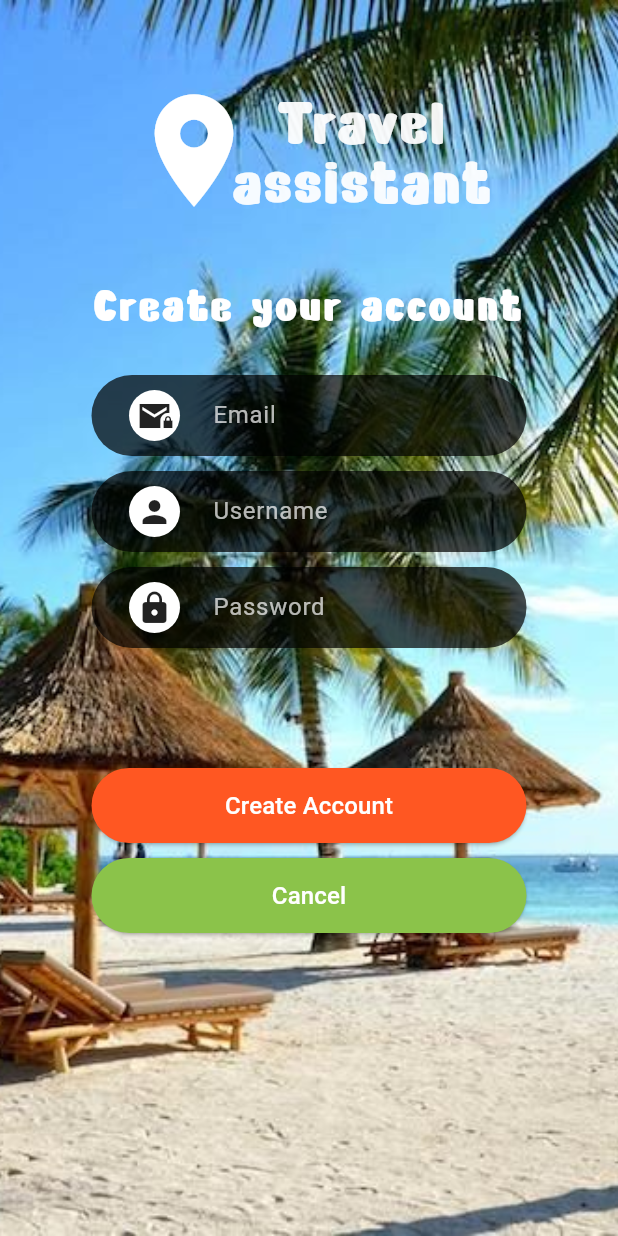
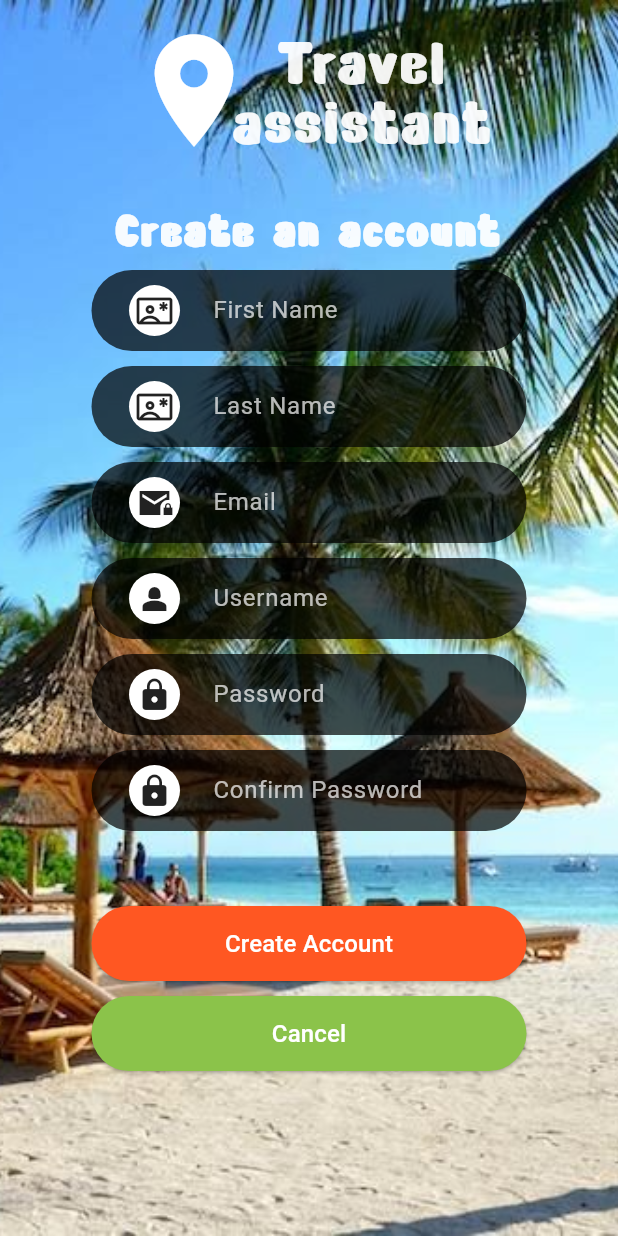
Before and after one commit to AL-Dos/midterm_project_login, a Flutter app: the screen it shows after launch, after a tap on "SIGN UP", on a phone screen of 412 x 824 dp. Run offline on Flutter 3.47's test engine with Material 3 defaults, Android fonts, the phone set to English and light mode, and no system bars; our stand-ins replace font_awesome_flutter, get.

Commit message:
Finished remaining task

```diff
--- a/lib/main.dart
+++ b/lib/main.dart
@@ -1,6 +1,7 @@
 import 'package:flutter/material.dart';
 import 'package:font_awesome_flutter/font_awesome_flutter.dart';
 import 'package:midterm_project_login/signup.dart';
+import 'package:get/get.dart';
 
 void main() {
   runApp(const MainApp());
@@ -11,10 +12,7 @@ class MainApp extends StatelessWidget {
 
   @override
   Widget build(BuildContext context) {
-    return MaterialApp(
-      routes: {
-        '/signup': (context) => const Signup(),
-      },
+    return GetMaterialApp(
       debugShowCheckedModeBanner: false,
       home: Scaffold(
         resizeToAvoidBottomInset: true,
@@ -151,9 +149,7 @@ class MainApp extends StatelessWidget {
                                 borderRadius: BorderRadius.circular(30),
                               ),
                               minimumSize: const Size(290, 50)),
-                          onPressed: () {
-                            // Handle sign-in
-                          },
+                          onPressed: () {},
                           child: const Text(
                             'SIGN IN',
                             style: TextStyle(fontSize: 16, color: Colors.white),
@@ -343,7 +339,9 @@ class MainApp extends StatelessWidget {
                               ),
                               minimumSize: const Size(290, 50)),
                           onPressed: () {
-                            Navigator.pushNamed(context, '/signup');
+                            Get.to(() => const Signup(),
+                                transition: Transition.native,
+                                duration: const Duration(seconds: 3));
                           },
                           child: const Text(
                             'SIGN UP',
--- a/lib/signup.dart
+++ b/lib/signup.dart
@@ -1,15 +1,12 @@
 import 'package:flutter/material.dart';
-import 'package:midterm_project_login/main.dart';
+import 'package:get/get.dart';
 
 class Signup extends StatelessWidget {
   const Signup({super.key});
 
   @override
   Widget build(BuildContext context) {
-    return MaterialApp(
-      routes: {'/home': (context) => const MainApp()},
-      debugShowCheckedModeBanner: false,
-      home: Scaffold(
+    return Scaffold(
       resizeToAvoidBottomInset: true,
       body: Stack(
         fit: StackFit.expand,
@@ -30,7 +27,7 @@ class Signup extends StatelessWidget {
                   child: Column(
                     mainAxisSize: MainAxisSize.min,
                     children: [
-                          const SizedBox(height: 60),
+                      const SizedBox(height: 20),
                       Row(
                         mainAxisSize: MainAxisSize.min,
                         mainAxisAlignment: MainAxisAlignment.center,
@@ -52,8 +49,7 @@ class Signup extends StatelessWidget {
                                 Text(
                                   "Travel",
                                   style: TextStyle(
-                                        color:
-                                            Color.fromARGB(240, 255, 255, 255),
+                                    color: Color.fromARGB(240, 255, 255, 255),
                                     fontSize: 40,
                                     fontWeight: FontWeight.w500,
                                     height: 1,
@@ -65,8 +61,7 @@ class Signup extends StatelessWidget {
                                 Text(
                                   "assistant",
                                   style: TextStyle(
-                                        color:
-                                            Color.fromARGB(240, 255, 255, 255),
+                                    color: Color.fromARGB(240, 255, 255, 255),
                                     fontSize: 40,
                                     fontWeight: FontWeight.w500,
                                     height: 1,
@@ -80,118 +75,47 @@ class Signup extends StatelessWidget {
                           ),
                         ],
                       ),
-                          const SizedBox(height: 40),
+                      const SizedBox(height: 30),
                       const Text(
-                            "Create your account",
+                        "Create an account",
                         textAlign: TextAlign.center,
                         style: TextStyle(
-                                color: Colors.white,
+                          color: Color.fromARGB(240, 255, 255, 255),
                           fontSize: 30,
-                                fontWeight: FontWeight.w500,
+                          fontWeight: FontWeight.bold,
                           height: 1,
                           fontFamily: 'Akika',
-                                letterSpacing: 2),
-                          ),
-                          const SizedBox(height: 30),
-                          Container(
-                            width: 290,
-                            decoration: BoxDecoration(
-                              color: Colors.black87.withOpacity(0.7),
-                              borderRadius: BorderRadius.circular(30),
-                            ),
-                            padding: const EdgeInsets.symmetric(horizontal: 10),
-                            child: const TextField(
-                              style: TextStyle(
-                                  color: Color.fromARGB(255, 255, 255, 255)),
-                              decoration: InputDecoration(
-                                prefixIcon: Padding(
-                                  padding: EdgeInsets.only(left: 15, right: 18),
-                                  child: CircleAvatar(
-                                    radius: 17,
-                                    backgroundColor: Colors.white,
-                                    child: Icon(Icons.mail_lock_sharp,
-                                        color: Colors.black87),
-                                  ),
-                                ),
-                                hintText: 'Email',
-                                hintStyle: TextStyle(color: Colors.white70),
-                                border: InputBorder.none,
-                                contentPadding:
-                                    EdgeInsets.symmetric(vertical: 15),
-                              ),
+                          letterSpacing: 2,
                         ),
                       ),
                       const SizedBox(height: 10),
-                          Container(
-                            width: 290,
-                            decoration: BoxDecoration(
-                              color: Colors.black87.withOpacity(0.7),
-                              borderRadius: BorderRadius.circular(30),
-                            ),
-                            padding: const EdgeInsets.symmetric(horizontal: 10),
-                            child: const TextField(
-                              style: TextStyle(
-                                  color: Color.fromARGB(255, 255, 255, 255)),
-                              decoration: InputDecoration(
-                                prefixIcon: Padding(
-                                  padding: EdgeInsets.only(left: 15, right: 18),
-                                  child: CircleAvatar(
-                                    radius: 17,
-                                    backgroundColor: Colors.white,
-                                    child: Icon(Icons.person,
-                                        color: Colors.black87),
-                                  ),
-                                ),
-                                hintText: 'Username',
-                                hintStyle: TextStyle(color: Colors.white70),
-                                border: InputBorder.none,
-                                contentPadding:
-                                    EdgeInsets.symmetric(vertical: 15),
-                              ),
-                            ),
-                          ),
+                      _buildTextField(
+                          Icons.contact_emergency_outlined, 'First Name'),
                       const SizedBox(height: 10),
-                          Container(
-                            width: 290,
-                            decoration: BoxDecoration(
-                              color: Colors.black87.withOpacity(0.7),
-                              borderRadius: BorderRadius.circular(30),
-                            ),
-                            padding: const EdgeInsets.symmetric(horizontal: 10),
-                            child: const TextField(
-                              style: TextStyle(color: Colors.white),
-                              obscureText: true,
-                              decoration: InputDecoration(
-                                prefixIcon: Padding(
-                                  padding: EdgeInsets.only(left: 15, right: 18),
-                                  child: CircleAvatar(
-                                    radius: 17,
-                                    backgroundColor: Colors.white,
-                                    child:
-                                        Icon(Icons.lock, color: Colors.black87),
-                                  ),
-                                ),
-                                hintText: 'Password',
-                                hintStyle: TextStyle(color: Colors.white70),
-                                border: InputBorder.none,
-                                contentPadding:
-                                    EdgeInsets.symmetric(vertical: 15),
-                              ),
-                            ),
-                          ),
-                          const SizedBox(height: 80),
+                      _buildTextField(
+                          Icons.contact_emergency_outlined, 'Last Name'),
+                      const SizedBox(height: 10),
+                      _buildTextField(Icons.mail_lock_sharp, 'Email'),
+                      const SizedBox(height: 10),
+                      _buildTextField(Icons.person_2, 'Username'),
+                      const SizedBox(height: 10),
+                      _buildTextField(Icons.lock, 'Password', isPassword: true),
+                      const SizedBox(height: 10),
+                      _buildTextField(Icons.lock, 'Confirm Password',
+                          isPassword: true),
+                      const SizedBox(height: 50),
                       ElevatedButton(
                         style: ElevatedButton.styleFrom(
                           backgroundColor: Colors.deepOrange,
                           shape: RoundedRectangleBorder(
                             borderRadius: BorderRadius.circular(30),
                           ),
-                                minimumSize: const Size(290, 50)),
+                          minimumSize: const Size(290, 50),
+                        ),
                         onPressed: () {},
                         child: const Text(
                           'Create Account',
-                              style:
-                                  TextStyle(fontSize: 16, color: Colors.white),
+                          style: TextStyle(fontSize: 16, color: Colors.white),
                         ),
                       ),
                       const SizedBox(height: 10),
@@ -201,24 +125,56 @@ class Signup extends StatelessWidget {
                           shape: RoundedRectangleBorder(
                             borderRadius: BorderRadius.circular(30),
                           ),
-                                minimumSize: const Size(290, 50)),
+                          minimumSize: const Size(290, 50),
+                        ),
                         onPressed: () {
-                              Navigator.pushNamed(context, '/home');
+                          Get.back();
                         },
                         child: const Text(
                           'Cancel',
-                              style:
-                                  TextStyle(fontSize: 16, color: Colors.white),
+                          style: TextStyle(fontSize: 16, color: Colors.white),
                         ),
-                          )
+                      ),
                     ],
-                      )),
+                  ),
+                ),
               );
             }),
           )
         ],
       ),
+    );
+  }
+}
+
+Widget _buildTextField(IconData icon, String hintText,
+    {bool isPassword = false}) {
+  return Container(
+    width: 290,
+    decoration: BoxDecoration(
+      color: Colors.black87.withOpacity(0.7),
+      borderRadius: BorderRadius.circular(30),
+    ),
+    padding: const EdgeInsets.symmetric(horizontal: 10),
+    child: TextField(
+      style: const TextStyle(color: Colors.white),
+      obscureText: isPassword,
+      decoration: InputDecoration(
+          prefixIcon: Padding(
+            padding: const EdgeInsets.only(left: 15, right: 18),
+            child: CircleAvatar(
+              radius: 17,
+              backgroundColor: Colors.white,
+              child: Icon(
+                icon,
+                color: Colors.black87,
+              ),
+            ),
+          ),
+          hintText: hintText,
+          hintStyle: const TextStyle(color: Colors.white70),
+          border: InputBorder.none,
+          contentPadding: const EdgeInsets.symmetric(vertical: 15)),
     ),
   );
 }
-}
--- a/pubspec.yaml
+++ b/pubspec.yaml
@@ -11,6 +11,7 @@ dependencies:
     sdk: flutter
   font_awesome_flutter: 10.7.0
   flutter_launcher_icons: 0.14.0
+  get: 4.6.6
 
 dev_dependencies:
   flutter_test:
```
Also changed, not shown: pubspec.lock. Lines whose indentation alone changed are shown as unchanged.
